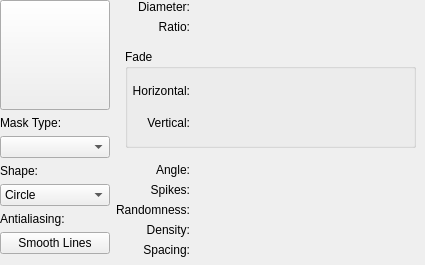
The window that krita/plugins/paintops/libpaintop/forms/wdgautobrush.ui (KDE/krita) describes before a commit, drawn with Qt 5.
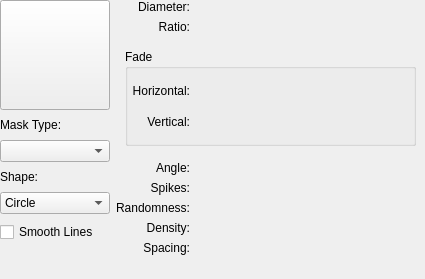
The same window after the commit. Custom widgets are drawn as their Qt base class.

Commit message: make smooth lines option easier to know if its checked

```diff
--- a/krita/plugins/paintops/libpaintop/forms/wdgautobrush.ui
+++ b/krita/plugins/paintops/libpaintop/forms/wdgautobrush.ui
@@ -7,7 +7,7 @@
     <x>0</x>
     <y>0</y>
     <width>425</width>
-    <height>265</height>
+    <height>279</height>
    </rect>
   </property>
   <property name="minimumSize">
@@ -22,6 +22,9 @@
    </property>
    <item row="0" column="0">
     <layout class="QVBoxLayout">
+     <property name="spacing">
+      <number>8</number>
+     </property>
      <item>
       <widget class="QToolButton" name="brushPreview">
        <property name="sizePolicy">
@@ -88,23 +91,13 @@
       </widget>
      </item>
      <item>
-      <widget class="QLabel" name="label_2">
-       <property name="text">
-        <string>Antialiasing:</string>
-       </property>
-      </widget>
-     </item>
-     <item>
-      <widget class="QPushButton" name="btnAntialiasing">
+      <widget class="QCheckBox" name="btnAntialiasing">
        <property name="toolTip">
         <string>The border of the brush will be smoothed to avoid aliasing</string>
        </property>
        <property name="text">
         <string>Smooth Lines</string>
        </property>
-       <property name="checkable">
-        <bool>true</bool>
-       </property>
       </widget>
      </item>
      <item>
@@ -364,12 +357,6 @@
    <header>widgets/kis_curve_widget.h</header>
    <container>1</container>
   </customwidget>
-  <customwidget>
-   <class>KisMultipliersDoubleSliderSpinBox</class>
-   <extends>QWidget</extends>
-   <header>kis_multipliers_double_slider_spinbox.h</header>
-   <container>1</container>
-  </customwidget>
   <customwidget>
    <class>KisSpacingSelectionWidget</class>
    <extends>QWidget</extends>
```
Left out of the diff: 11 changed lines with no effect on the pictures.
